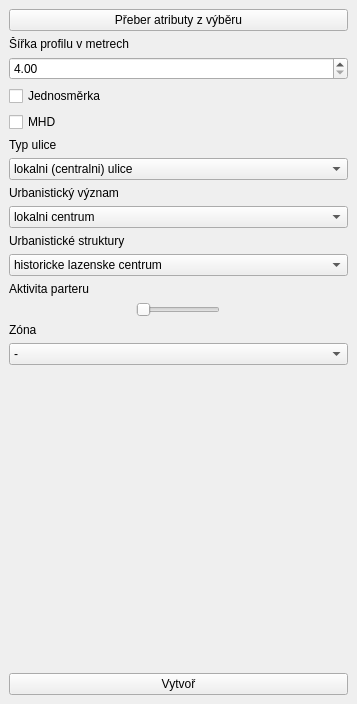
Qt form profil_ulice_dockwidget_base.ui (Vynikal/profil_ulice) before a commit.
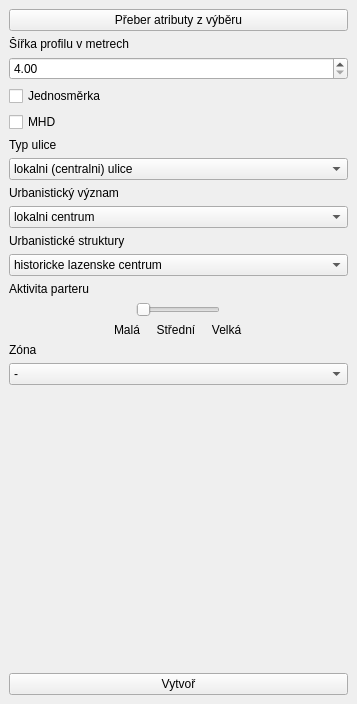
The same form after that commit. Custom widgets are drawn as their Qt base class.

Commit message: Handing arguments to create_profile method

Patch:
```diff
--- a/profil_ulice_dockwidget_base.ui
+++ b/profil_ulice_dockwidget_base.ui
@@ -209,6 +209,19 @@
       </property>
      </widget>
     </item>
+    <item alignment="Qt::AlignHCenter">
+     <widget class="QLabel" name="label_6">
+      <property name="sizePolicy">
+       <sizepolicy hsizetype="Fixed" vsizetype="Fixed">
+        <horstretch>0</horstretch>
+        <verstretch>0</verstretch>
+       </sizepolicy>
+      </property>
+      <property name="text">
+       <string>Malá     Střední     Velká</string>
+      </property>
+     </widget>
+    </item>
     <item>
      <widget class="QLabel" name="label_4">
       <property name="text">
```
The commit also changes 1 other file.
